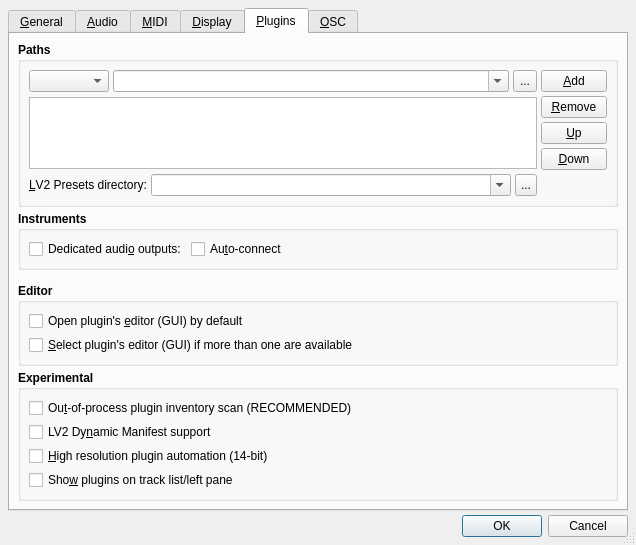
First picture: the form in src/qtractorOptionsForm.ui, repository samfemboeck/qtractor, before the edit.
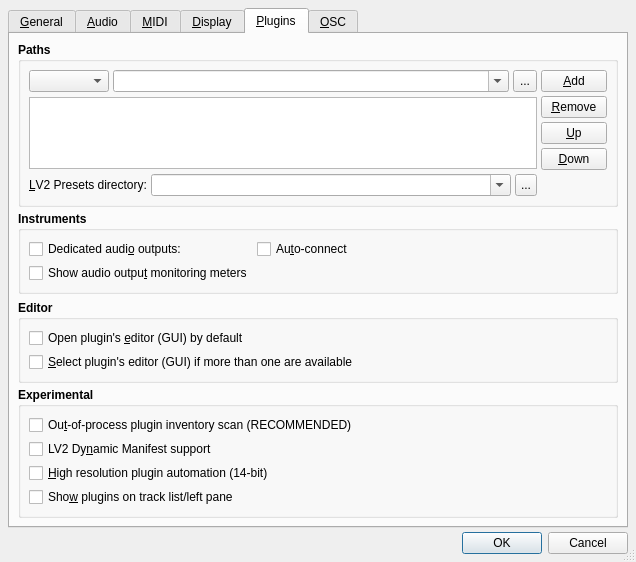
Second picture: the form after the edit. The open tabs and pages were chosen to show the change. Icons and pictures are not drawn. Custom widgets are drawn as their Qt base class.

Commit message: [xmidimeter] Introducing MIDI track/bus audio output monitoring,   now effective and with a global user preference option:   View / Options... / Plugins / Instruments / Show audio   output monitoring meters. (EXPERIMENTAL)

```diff
--- a/src/qtractorOptionsForm.ui
+++ b/src/qtractorOptionsForm.ui
@@ -3562,6 +3562,35 @@
             </property>
            </spacer>
           </item>
+          <item row="1" column="0">
+           <widget class="QCheckBox" name="AudioOutputMonitorCheckBox">
+            <property name="font">
+             <font>
+              <weight>50</weight>
+              <bold>false</bold>
+             </font>
+            </property>
+            <property name="toolTip">
+             <string>Whether to show audio output meters on MIDI tracks and buses</string>
+            </property>
+            <property name="text">
+             <string>Show audio outpu&amp;t monitoring meters</string>
+            </property>
+           </widget>
+          </item>
+          <item row="1" column="1" colspan="2">
+           <spacer>
+            <property name="orientation">
+             <enum>Qt::Horizontal</enum>
+            </property>
+            <property name="sizeHint">
+             <size>
+              <width>20</width>
+              <height>20</height>
+             </size>
+            </property>
+           </spacer>
+          </item>
          </layout>
         </widget>
        </item>
```
Left out of the diff: 3 changed lines with no effect on the pictures. The commit also changes 12 other files.
